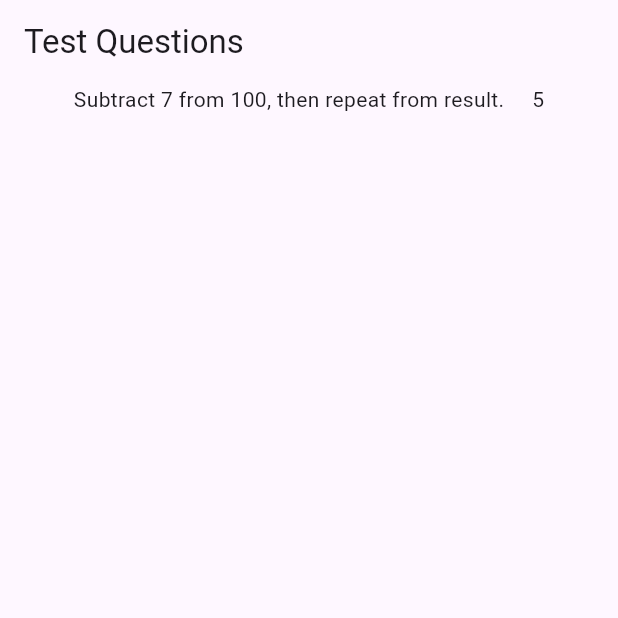
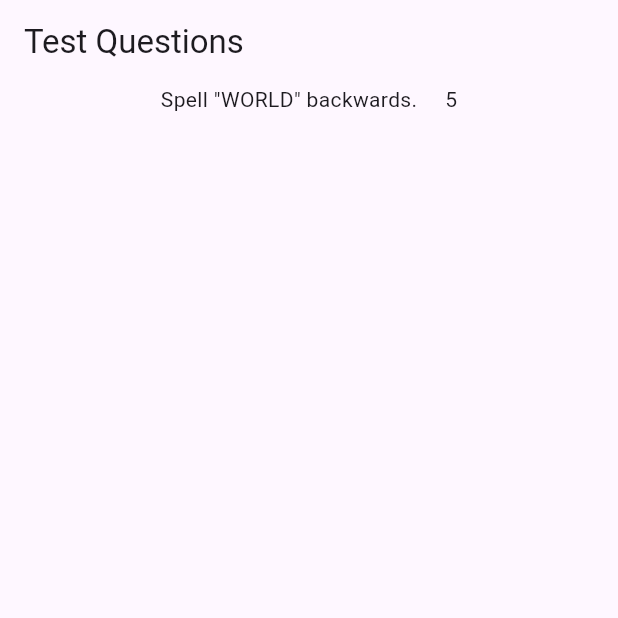
Before and after one commit to AryanTijare/Survey_AD, a Flutter app: the SurveyScreen screen opened directly, on a phone screen of 412 x 824 dp, the top half of it. Run offline on Flutter 3.47's test engine with Material 3 defaults, Android fonts, the phone set to English and light mode, and no system bars; our stand-ins replace audioplayers, permission_handler; missing offline and left inert: flutter_sound.

Commit message:
Changes added

```diff
--- a/survey_app/lib/data/ques_data.dart
+++ b/survey_app/lib/data/ques_data.dart
@@ -1,15 +1,22 @@
 import 'package:survey_app/model/ques_model.dart';
 
 var SQuestions = [
-  Questions(
-    id: 'easy',
-    questionText: 'Subtract 7 from 100, then repeat from result.',
-  ),
-  Questions(
-    id: 'tough',
-    questionText: 'Continue 5 times: 100 93 86 79 65',
-  ),
-  Questions(id: 'easy', questionText: 'spell "WORLD" backwards.'),
+
+  // Questions(id: 'easy', questionText: 'What year is it?'),
+  // Questions(id: 'easy', questionText: 'What month is it?'),
+  // Questions(id: 'easy', questionText: 'What day is it?'),
+  // Questions(id: 'easy', questionText: 'What date is it?'),
+  // Questions(id: 'easy', questionText: 'What time is it?'),
+  // Questions(id: 'easy', questionText: 'Name your Country.'),
+  // Questions(id: 'easy', questionText: 'Name your town.'),
+  // Questions(id: 'easy', questionText: 'Name your district.'),
+  // Questions(id: 'easy', questionText: 'Name your hospital.'),
+  // Questions(id: 'easy', questionText: 'Name your ward.'),
+  // Questions(id: 'easy', questionText: 'Subtract 7 from 100, then repeat from result.'),
+  Questions(id: 'easy', questionText: 'Spell "WORLD" backwards.'),
+  Questions(id: 'easy', questionText: 'Repeat After Me'),
+  Questions(id: 'easy', questionText: 'Remember the sequence of objects.'),
+  Questions(id: 'tough', questionText: 'Continue 5 times: 100 93 86 79 65'),
 ];
 var MemoryQuestions = [
   Questions(
```
Also changed, not shown: survey_app/lib/screens/survey_screen.dart (+48 -77 lines), survey_app/pubspec.yaml (+6 -64 lines), survey_app/pubspec.lock, 7 other files.
